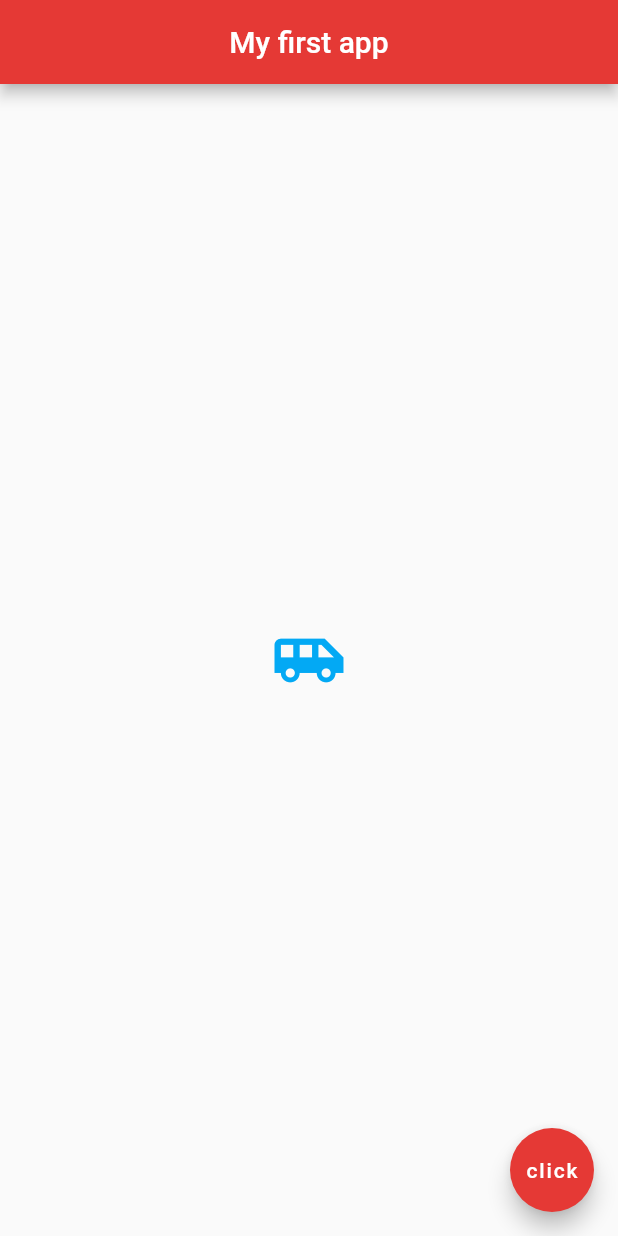
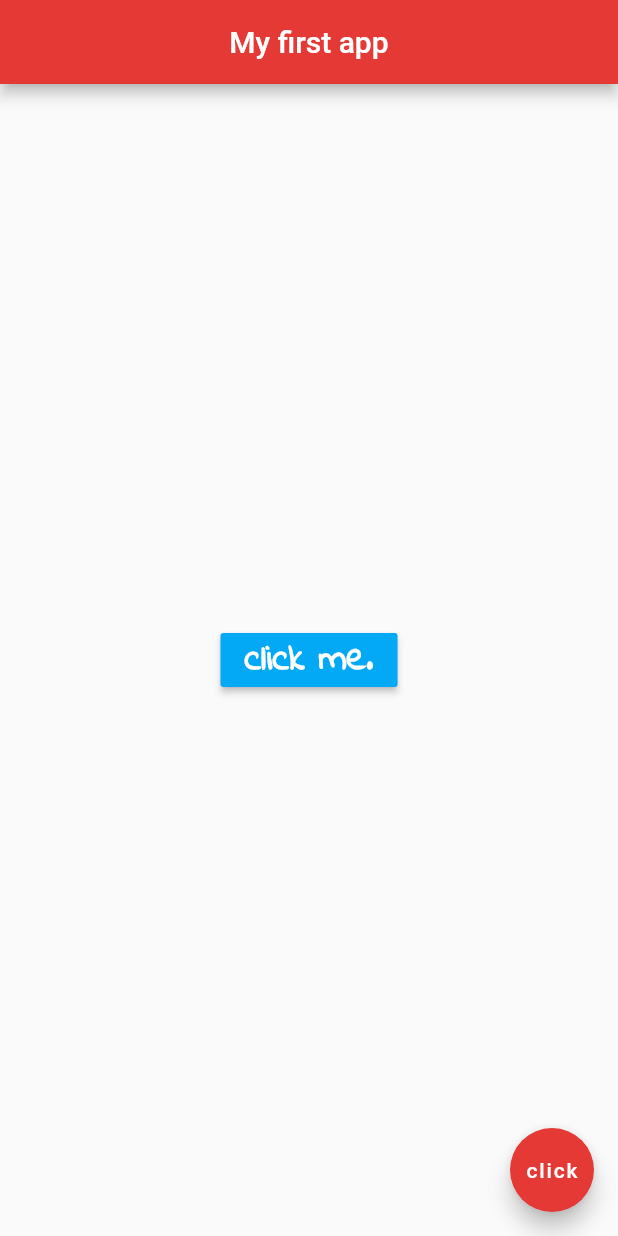
Before and after one commit to NguyenPhatBG/flutter-app-01, a Flutter app: the screen it shows after launch, on a phone screen of 412 x 824 dp. Run offline on Flutter 3.47's test engine with Material 2 defaults, Android fonts, the phone set to English and light mode, and no system bars.

Commit message:
RaisedButton & FlatButton

```diff
--- a/lib/main.dart
+++ b/lib/main.dart
@@ -14,10 +14,20 @@ class Home extends StatelessWidget {
         backgroundColor: Colors.red[600],
       ),
       body: Center(
-        child: Icon(
-          Icons.airport_shuttle,
+        child: RaisedButton(
+          onPressed: () {
+            print('you just click me.');
+          },
+          child: Text(
+            'click me.',
+            style: TextStyle(
+              color: Colors.white,
+              fontFamily: 'IndieFlower',
+              fontSize: 25.0,
+              fontWeight: FontWeight.bold
+            ),
+          ),
           color: Colors.lightBlue,
-          size: 50.0,
         )
       ),
       floatingActionButton: FloatingActionButton(
```
